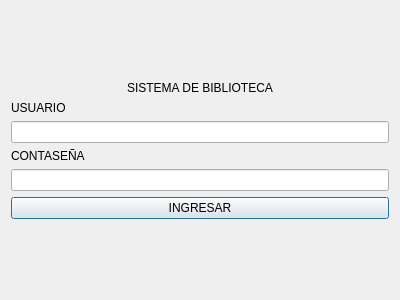
This is BIBLIOTECA/login.ui in matdelese/Proyecto-Programacion-Vasquez-Franco-Almeida as Qt 5 draws it before an edit. The edited form follows.
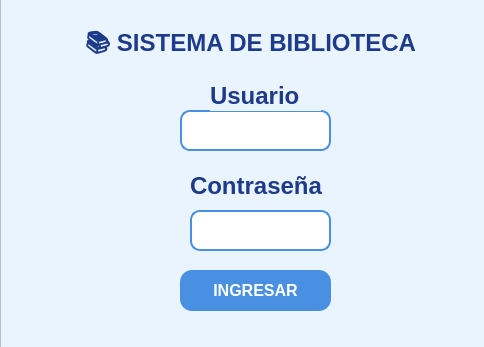
This is the edited form.

Commit message: cambio de interfaz

What changed in the file:
```diff
--- a/BIBLIOTECA/login.ui
+++ b/BIBLIOTECA/login.ui
@@ -6,98 +6,204 @@
    <rect>
     <x>0</x>
     <y>0</y>
-    <width>400</width>
-    <height>300</height>
+    <width>484</width>
+    <height>347</height>
    </rect>
   </property>
   <property name="windowTitle">
    <string>Dialog</string>
   </property>
-  <layout class="QGridLayout" name="gridLayout">
-   <item row="0" column="0">
-    <layout class="QVBoxLayout" name="verticalLayout_2">
-     <item>
-      <spacer name="verticalSpacer">
-       <property name="orientation">
-        <enum>Qt::Orientation::Vertical</enum>
-       </property>
-       <property name="sizeHint" stdset="0">
-        <size>
-         <width>20</width>
-         <height>40</height>
-        </size>
-       </property>
-      </spacer>
-     </item>
-     <item>
-      <widget class="QLabel" name="lblTitulo">
-       <property name="text">
-        <string>SISTEMA DE BIBLIOTECA</string>
-       </property>
-       <property name="alignment">
-        <set>Qt::AlignmentFlag::AlignCenter</set>
-       </property>
-      </widget>
-     </item>
-     <item>
-      <widget class="QLabel" name="label">
-       <property name="text">
-        <string>USUARIO</string>
-       </property>
-      </widget>
-     </item>
-     <item>
-      <widget class="QLineEdit" name="txtUsuario"/>
-     </item>
-     <item>
-      <widget class="QLabel" name="label_2">
-       <property name="text">
-        <string>CONTASEÑA</string>
-       </property>
-      </widget>
-     </item>
-     <item>
-      <widget class="QLineEdit" name="txtPassword">
-       <property name="echoMode">
-        <enum>QLineEdit::EchoMode::Password</enum>
-       </property>
-      </widget>
-     </item>
-     <item>
-      <widget class="QPushButton" name="btnIngresar">
-       <property name="enabled">
-        <bool>true</bool>
-       </property>
-       <property name="sizePolicy">
-        <sizepolicy hsizetype="MinimumExpanding" vsizetype="Fixed">
-         <horstretch>0</horstretch>
-         <verstretch>0</verstretch>
-        </sizepolicy>
-       </property>
-       <property name="layoutDirection">
-        <enum>Qt::LayoutDirection::LeftToRight</enum>
-       </property>
-       <property name="text">
-        <string>INGRESAR</string>
-       </property>
-      </widget>
-     </item>
-     <item>
-      <spacer name="verticalSpacer_2">
-       <property name="orientation">
-        <enum>Qt::Orientation::Vertical</enum>
-       </property>
-       <property name="sizeHint" stdset="0">
-        <size>
-         <width>20</width>
-         <height>40</height>
-        </size>
-       </property>
-      </spacer>
-     </item>
-    </layout>
-   </item>
-  </layout>
+  <widget class="QFrame" name="frame">
+   <property name="geometry">
+    <rect>
+     <x>0</x>
+     <y>-10</y>
+     <width>501</width>
+     <height>371</height>
+    </rect>
+   </property>
+   <property name="styleSheet">
+    <string notr="true">QWidget{
+    background-color:#EAF4FF;
+}</string>
+   </property>
+   <property name="frameShape">
+    <enum>QFrame::Shape::StyledPanel</enum>
+   </property>
+   <property name="frameShadow">
+    <enum>QFrame::Shadow::Raised</enum>
+   </property>
+   <widget class="QPushButton" name="btnIngresar">
+    <property name="enabled">
+     <bool>true</bool>
+    </property>
+    <property name="geometry">
+     <rect>
+      <x>180</x>
+      <y>280</y>
+      <width>151</width>
+      <height>41</height>
+     </rect>
+    </property>
+    <property name="sizePolicy">
+     <sizepolicy hsizetype="MinimumExpanding" vsizetype="Fixed">
+      <horstretch>0</horstretch>
+      <verstretch>0</verstretch>
+     </sizepolicy>
+    </property>
+    <property name="layoutDirection">
+     <enum>Qt::LayoutDirection::LeftToRight</enum>
+    </property>
+    <property name="styleSheet">
+     <string notr="true">QPushButton{
+    background-color:#4A90E2;
+    color:white;
+    font-size:12pt;
+    font-weight:bold;
+    border-radius:12px;
+    padding:8px;
+}
+
+QPushButton:hover{
+    background-color:#357ABD;
+}
+
+QPushButton:pressed{
+    background-color:#2C5F9E;
+}</string>
+    </property>
+    <property name="text">
+     <string>INGRESAR</string>
+    </property>
+   </widget>
+   <widget class="QLineEdit" name="txtUsuario">
+    <property name="enabled">
+     <bool>true</bool>
+    </property>
+    <property name="geometry">
+     <rect>
+      <x>180</x>
+      <y>120</y>
+      <width>151</width>
+      <height>41</height>
+     </rect>
+    </property>
+    <property name="maximumSize">
+     <size>
+      <width>167</width>
+      <height>16777215</height>
+     </size>
+    </property>
+    <property name="styleSheet">
+     <string notr="true">QLineEdit{
+    border:2px solid #4A90E2;
+    border-radius:10px;
+    padding:8px;
+    font-size:12pt;
+    background:white;
+}
+
+QLineEdit:focus{
+    border:2px solid #1E3A8A;
+}</string>
+    </property>
+    <property name="alignment">
+     <set>Qt::AlignmentFlag::AlignCenter</set>
+    </property>
+    <property name="dragEnabled">
+     <bool>false</bool>
+    </property>
+    <property name="readOnly">
+     <bool>false</bool>
+    </property>
+   </widget>
+   <widget class="QLabel" name="label">
+    <property name="geometry">
+     <rect>
+      <x>210</x>
+      <y>90</y>
+      <width>111</width>
+      <height>31</height>
+     </rect>
+    </property>
+    <property name="styleSheet">
+     <string notr="true">font-size: 24px;
+font-weight: bold;
+color: #1E3A8A;</string>
+    </property>
+    <property name="text">
+     <string>Usuario</string>
+    </property>
+   </widget>
+   <widget class="QLabel" name="label_2">
+    <property name="geometry">
+     <rect>
+      <x>190</x>
+      <y>180</y>
+      <width>151</width>
+      <height>31</height>
+     </rect>
+    </property>
+    <property name="styleSheet">
+     <string notr="true">font-size: 24px;
+font-weight: bold;
+color: #1E3A8A;</string>
+    </property>
+    <property name="text">
+     <string>Contraseña</string>
+    </property>
+   </widget>
+   <widget class="QLineEdit" name="txtPassword">
+    <property name="geometry">
+     <rect>
+      <x>190</x>
+      <y>220</y>
+      <width>141</width>
+      <height>41</height>
+     </rect>
+    </property>
+    <property name="styleSheet">
+     <string notr="true">QLineEdit{
+    border:2px solid #4A90E2;
+    border-radius:10px;
+    padding:8px;
+    font-size:12pt;
+    background:white;
+}
+
+QLineEdit:focus{
+    border:2px solid #1E3A8A;
+}</string>
+    </property>
+    <property name="echoMode">
+     <enum>QLineEdit::EchoMode::Password</enum>
+    </property>
+    <property name="alignment">
+     <set>Qt::AlignmentFlag::AlignCenter</set>
+    </property>
+   </widget>
+   <widget class="QLabel" name="lblTitulo">
+    <property name="geometry">
+     <rect>
+      <x>50</x>
+      <y>40</y>
+      <width>401</width>
+      <height>31</height>
+     </rect>
+    </property>
+    <property name="styleSheet">
+     <string notr="true">font-size: 24px;
+font-weight: bold;
+color: #1E3A8A;</string>
+    </property>
+    <property name="text">
+     <string>📚 SISTEMA DE BIBLIOTECA</string>
+    </property>
+    <property name="alignment">
+     <set>Qt::AlignmentFlag::AlignCenter</set>
+    </property>
+   </widget>
+  </widget>
  </widget>
  <resources/>
  <connections/>
```
The commit also changes 5 other files.
